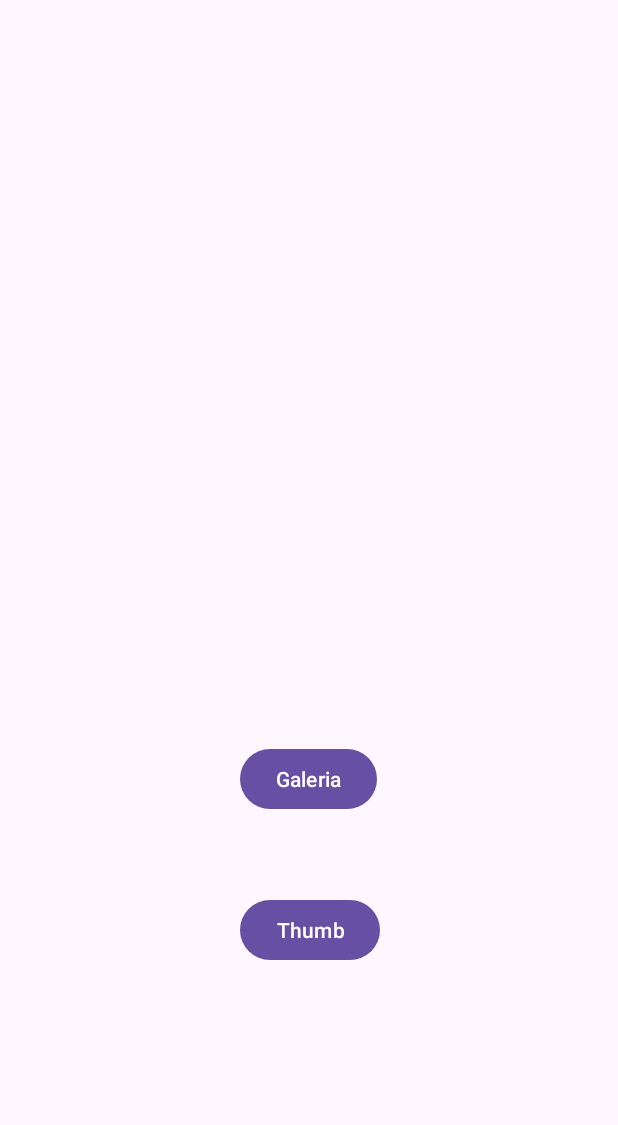
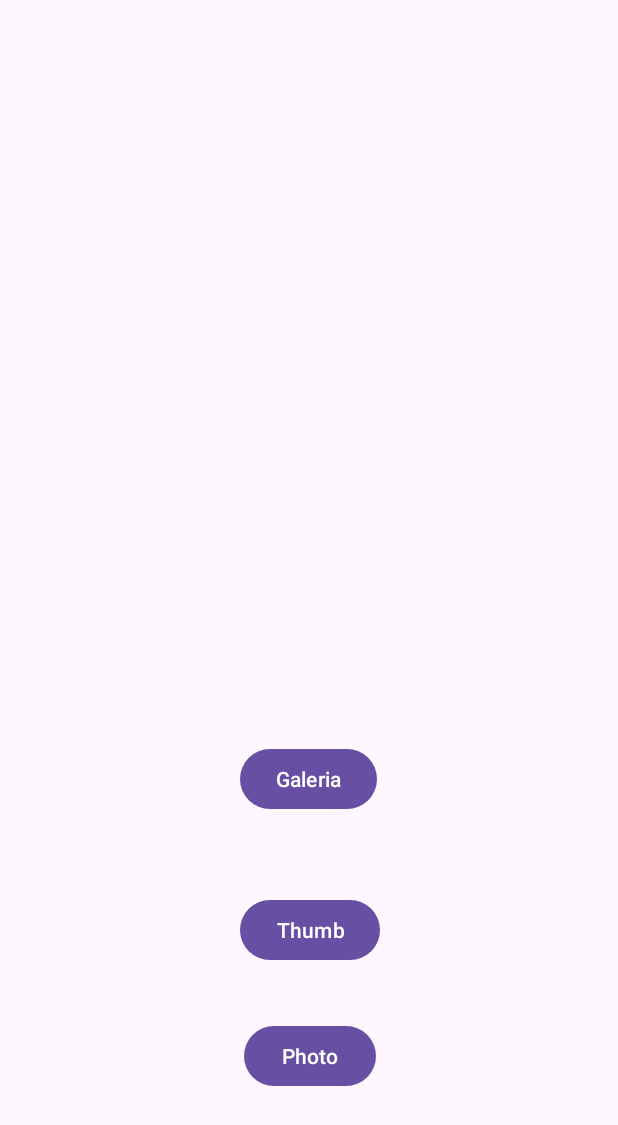
Before and after one commit to Alvarjur/android_galeria, an Android app: the screen it shows after launch (MainActivity), on a phone screen of 412 x 824 dp. Shown: the top 1125 px of the screen. Run offline under Robolectric (Android 15) with nearby library versions, the phone set to English and light mode, and no system bars.

Commit message:
full size photo added

```diff
--- a/app/src/main/java/com/example/android_galeria/MainActivity.kt
+++ b/app/src/main/java/com/example/android_galeria/MainActivity.kt
@@ -9,15 +9,32 @@ import androidx.activity.result.contract.ActivityResultContracts
 import androidx.activity.result.contract.ActivityResultContracts.GetContent
 import androidx.appcompat.app.AppCompatActivity
 import android.graphics.Bitmap
+import android.widget.Toast
+import androidx.core.content.FileProvider
 import androidx.core.view.ViewCompat
 import androidx.core.view.WindowInsetsCompat
+import java.io.File
 
 class MainActivity : AppCompatActivity() {
     private lateinit var imageView: ImageView
+    private lateinit var fotoUri: Uri
     private val getContent = registerForActivityResult(GetContent()) { uri: Uri? ->
         imageView = findViewById(R.id.imageView)
         if (uri != null) {
             imageView.setImageURI(uri)
+        }
+    }
+
+    val takeFullPic = registerForActivityResult(
+        ActivityResultContracts.TakePicture()) { success ->
+        if (success) {
+            imageView = findViewById(R.id.imageView)
+            // netejar imatge i pintar nova
+            imageView.setImageDrawable(null)
+            imageView.setImageURI(fotoUri)
+        } else {
+            // notifiquem error
+            Toast.makeText(this, "Error al guardar la foto", Toast.LENGTH_SHORT).show()
         }
     }
     private val takeThumb = registerForActivityResult(
@@ -40,5 +57,20 @@ class MainActivity : AppCompatActivity() {
         thumbButton.setOnClickListener {
             takeThumb.launch(null)
         }
+
+        val photoButton = findViewById<Button>(R.id.photoButton)
+        photoButton.setOnClickListener {
+            // Assegurem que existeix la carpeta de fotos (igual que al FileProvider)
+            val carpeta = File(filesDir.toString(), "fotos")
+            carpeta.mkdirs()
+
+            // Preparem l'arxiu pq hi pugui escriure l'App Camera
+            val file = File(filesDir.toString(),"fotos/tmpimage.jpg")
+            fotoUri = FileProvider.getUriForFile(this,
+                "com.example.android_galeria.fileprovider",file)
+
+            // engeguem l'App Camera
+            takeFullPic.launch(fotoUri)
+        }
     }
 }
--- a/app/src/main/res/layout/activity_main.xml
+++ b/app/src/main/res/layout/activity_main.xml
@@ -47,4 +47,18 @@
         app:layout_constraintEnd_toEndOf="parent"
         app:layout_constraintHorizontal_bias="0.0"
         app:layout_constraintStart_toStartOf="parent" />
+
+    <Button
+        android:id="@+id/photoButton"
+        android:layout_width="wrap_content"
+        android:layout_height="wrap_content"
+        android:layout_marginStart="162dp"
+        android:layout_marginTop="36dp"
+        android:layout_marginEnd="161dp"
+        android:layout_marginBottom="96dp"
+        android:text="Photo"
+        app:layout_constraintBottom_toBottomOf="parent"
+        app:layout_constraintEnd_toEndOf="parent"
+        app:layout_constraintStart_toStartOf="parent"
+        app:layout_constraintTop_toBottomOf="@+id/thumbButton" />
 </androidx.constraintlayout.widget.ConstraintLayout>
--- /dev/null
+++ b/app/src/main/res/xml/file_paths.xml
@@ -0,0 +1,5 @@
+<?xml version="1.0" encoding="utf-8"?>
+<paths xmlns:android="http://schemas.android.com/apk/res/android">
+    <files-path name="my_images" path="fotos" />
+    <!-- si volguessim una carpeta de l'espai compartit seria external-files-path -->
+</paths>
```
Also changed, not shown: app/src/main/AndroidManifest.xml (+13 -3 lines).
